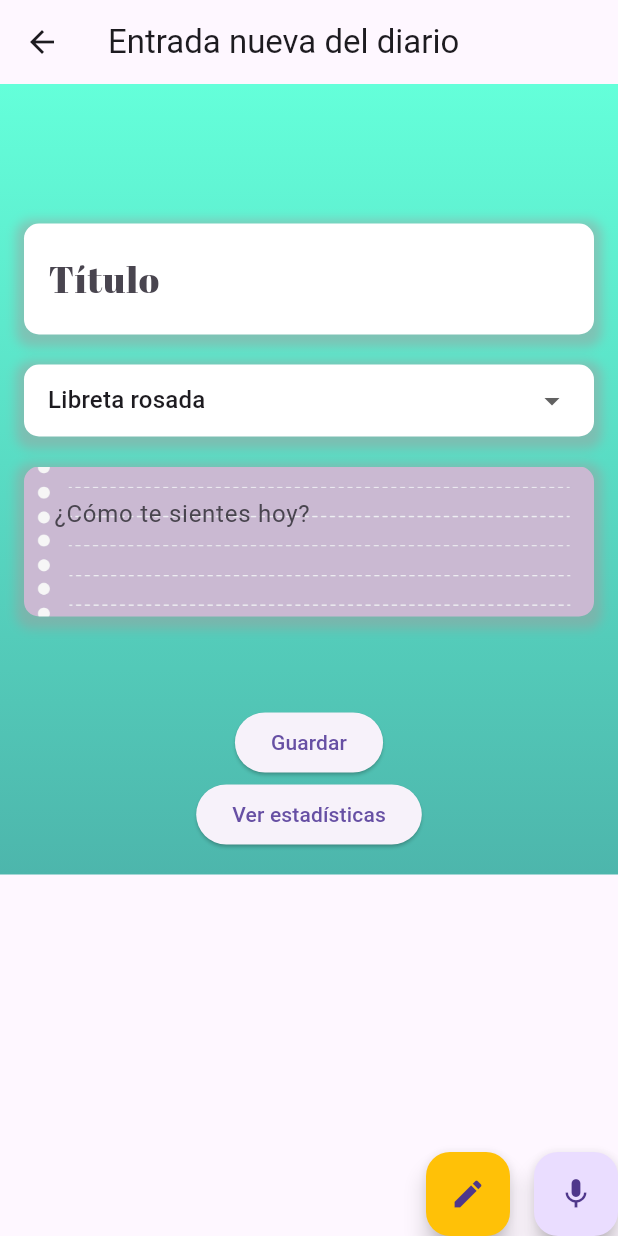
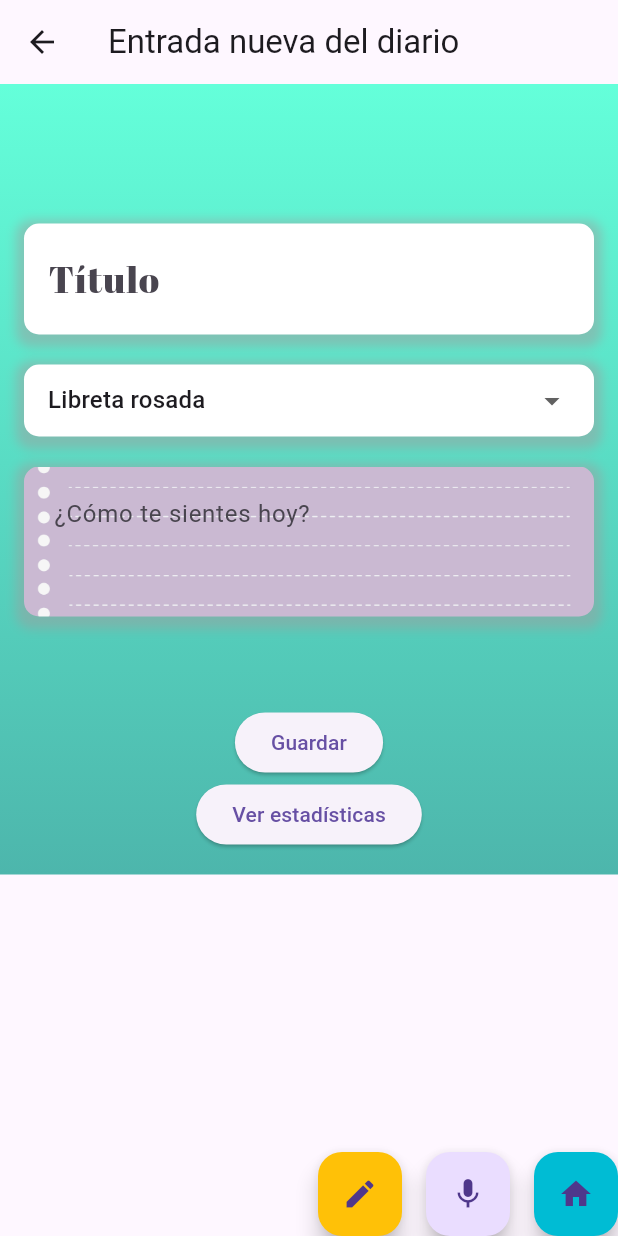
Before and after one commit to Soofiaa/echoing_emotions, a Flutter app: the EntradaDiario screen opened directly with empty values, on a phone screen of 412 x 824 dp. Run offline on Flutter 3.47's test engine with Material 3 defaults, Android fonts, the phone set to English and light mode, and no system bars; our stand-ins replace date_format, flutter_colorpicker, flutter_datetime_picker_plus, flutter_local_notifications, just_audio, sqflite and 2 more; missing offline and left inert: record; accounts and stored records are empty.

Commit message:
HOME en la entrada diario y modificar desde el lapiz de calendario

```diff
--- a/lib/pantalla_calendario.dart
+++ b/lib/pantalla_calendario.dart
@@ -124,7 +124,6 @@ class _CalendarioState extends State<Calendario> {
     DBHelper_calendario.instance.modificarEntrada(newEvent.toEntrada());
   }
 
-
   List<Event> _getEventsForDay(DateTime day) {
     return _events[day] ?? [];
   }
@@ -211,6 +210,7 @@ class _CalendarioState extends State<Calendario> {
                                     builder: (context) => EntradaDiario(
                                       emocion: event.emocion,
                                       emoji: event.emoji,
+                                      evento: event,
                                     ),
                                   ),
                                 );
--- a/lib/pantalla_nueva_entrada_diario.dart
+++ b/lib/pantalla_nueva_entrada_diario.dart
@@ -16,7 +16,7 @@ import 'entrada.dart';
 import 'package:provider/provider.dart';
 import 'pantalla_emociones.dart';
 import 'pantalla_calendario.dart';
-
+import 'pantalla_inicio_despues_de_iniciar.dart';
 
 
 class EntradaDiario extends StatefulWidget {
@@ -340,11 +340,21 @@ class _EntradaDiarioState extends State<EntradaDiario> {
               Icons.mic,
             ),
           ),
+          SizedBox(width: 16),
+          FloatingActionButton(
+            onPressed: () {
+              Navigator.push(
+                context,
+                MaterialPageRoute(builder: (context) => Home()),
+              );
+            },
+            child: Icon(Icons.home),
+            backgroundColor: Colors.cyan,
+          ),
         ],
       ),
     );
   }
-
   Future<void> _saveEntry() async {
     int? userId = UsuarioSesion().id;
     int ID = userId ?? 0;
```
